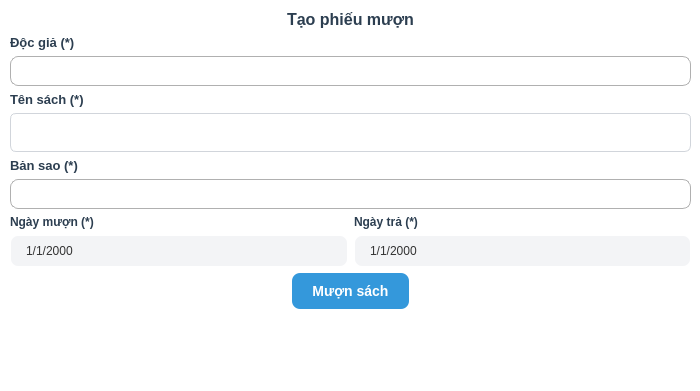
The window that muon_sach.ui (thanhtrung411/PBL2_new) describes before a commit, drawn with Qt 5.
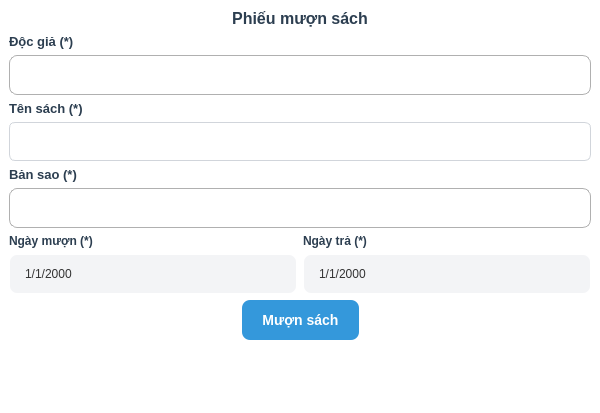
The same window after the commit. Icons and pictures are not drawn.

Patch:
```diff
--- a/muon_sach.ui
+++ b/muon_sach.ui
@@ -6,8 +6,8 @@
    <rect>
     <x>0</x>
     <y>0</y>
-    <width>700</width>
-    <height>391</height>
+    <width>600</width>
+    <height>413</height>
    </rect>
   </property>
   <property name="windowTitle">
@@ -108,15 +108,8 @@
 }</string>
   </property>
   <widget class="QWidget" name="centralwidget">
-   <widget class="QWidget" name="verticalLayoutWidget">
-    <property name="geometry">
-     <rect>
-      <x>10</x>
-      <y>10</y>
-      <width>681</width>
-      <height>382</height>
-     </rect>
-    </property>
+   <layout class="QVBoxLayout" name="verticalLayout_2">
+    <item>
     <layout class="QVBoxLayout" name="verticalLayout">
      <item>
       <widget class="QLabel" name="label">
@@ -128,7 +121,7 @@
         </font>
        </property>
        <property name="text">
-        <string>Tạo phiếu mượn</string>
+         <string>Phiếu mượn sách</string>
        </property>
        <property name="alignment">
         <set>Qt::AlignmentFlag::AlignCenter</set>
@@ -151,6 +144,12 @@
      </item>
      <item>
       <widget class="QComboBox" name="doc_gia">
+        <property name="minimumSize">
+         <size>
+          <width>0</width>
+          <height>40</height>
+         </size>
+        </property>
        <property name="styleSheet">
         <string notr="true">
 QComboBox {
@@ -236,6 +235,12 @@
      </item>
      <item>
       <widget class="QComboBox" name="ten_sach">
+        <property name="minimumSize">
+         <size>
+          <width>0</width>
+          <height>40</height>
+         </size>
+        </property>
        <property name="styleSheet">
         <string notr="true">
 QComboBox {
@@ -343,6 +348,12 @@
      </item>
      <item>
       <widget class="QComboBox" name="ban_sao">
+        <property name="minimumSize">
+         <size>
+          <width>0</width>
+          <height>40</height>
+         </size>
+        </property>
        <property name="styleSheet">
         <string notr="true">
 QComboBox {
@@ -446,6 +457,12 @@
       <layout class="QHBoxLayout" name="horizontalLayout_2">
        <item>
         <widget class="QDateEdit" name="ngay_muon">
+          <property name="minimumSize">
+           <size>
+            <width>0</width>
+            <height>40</height>
+           </size>
+          </property>
          <property name="styleSheet">
           <string notr="true">/* --- PHẦN 1: Ô NHẬP LIỆU (Giống ComboBox) --- */
 QDateEdit {
@@ -542,6 +559,12 @@
        </item>
        <item>
         <widget class="QDateEdit" name="ngay_tra">
+          <property name="minimumSize">
+           <size>
+            <width>0</width>
+            <height>40</height>
+           </size>
+          </property>
          <property name="styleSheet">
           <string notr="true">/* --- PHẦN 1: Ô NHẬP LIỆU (Giống ComboBox) --- */
 QDateEdit {
@@ -655,6 +678,12 @@
        </item>
        <item>
         <widget class="QPushButton" name="muon_sach_button">
+          <property name="minimumSize">
+           <size>
+            <width>0</width>
+            <height>40</height>
+           </size>
+          </property>
          <property name="text">
           <string>Mượn sách</string>
          </property>
@@ -689,7 +718,8 @@
       </spacer>
      </item>
     </layout>
-   </widget>
+    </item>
+   </layout>
   </widget>
  </widget>
  <resources/>
```
Lines whose indentation alone changed are shown as unchanged.
